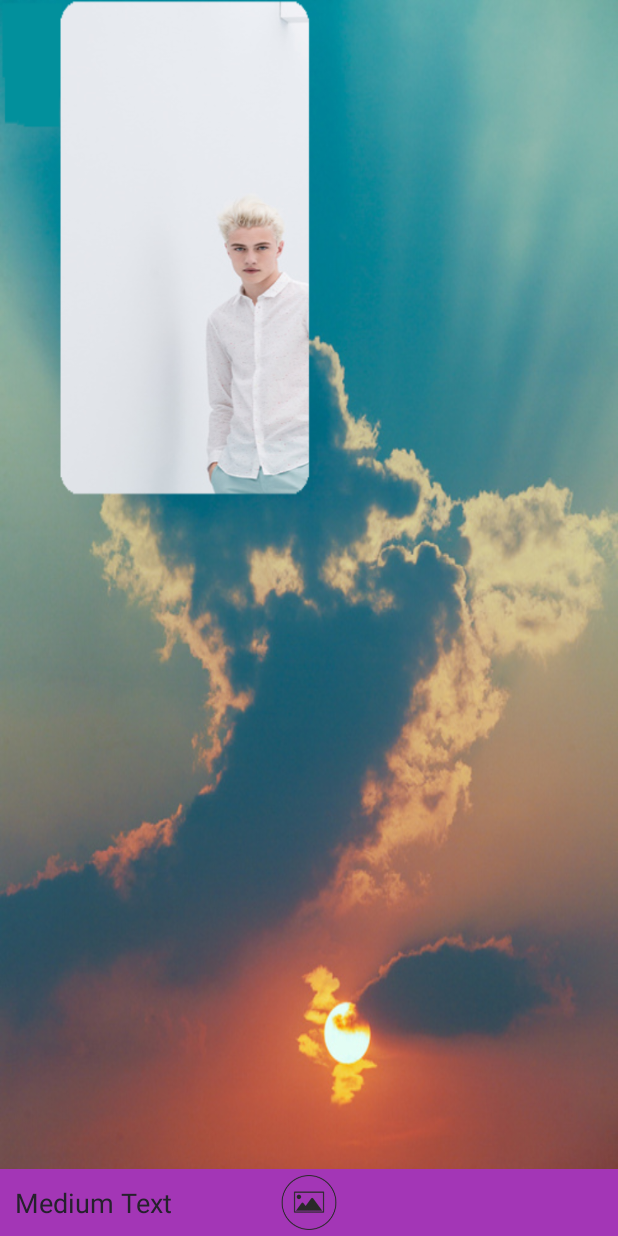
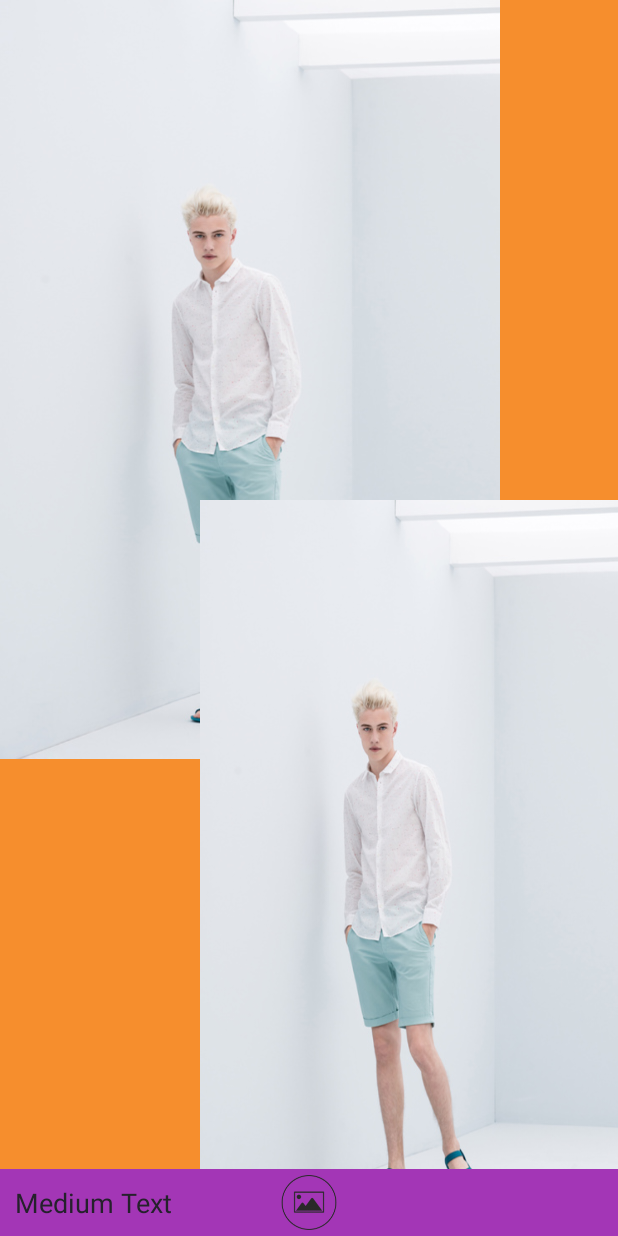
Before and after one commit to JasonBour/scproject, an Android app: the screen it shows after launch (MainActivity), on a phone screen of 412 x 824 dp. Run offline under Robolectric (Android 15) with nearby library versions, the phone set to English and light mode, and no system bars.

Commit message:
确定相关参数关系
总结各个参数关系，添加新的imageview

```diff
--- a/sc/app/src/main/java/com/example/administrator/sc/MainActivity.java
+++ b/sc/app/src/main/java/com/example/administrator/sc/MainActivity.java
@@ -11,6 +11,7 @@ import android.graphics.Matrix;
 import android.graphics.PointF;
 import android.os.Bundle;
 import android.os.Environment;
+import android.util.DisplayMetrics;
 import android.util.FloatMath;
 import android.util.Log;
 import android.view.Menu;
@@ -38,8 +39,15 @@ public class MainActivity extends Activity implements View.OnLongClickListener {
 	protected void onCreate(Bundle savedInstanceState) {
 		super.onCreate(savedInstanceState);
 		setContentView(R.layout.activity_main);
+		DisplayMetrics displayMetrics = new DisplayMetrics();
+		getWindowManager().getDefaultDisplay().getMetrics(displayMetrics);
+		int   width = displayMetrics.widthPixels;
+		int   height = displayMetrics.heightPixels;  //宽和高的单位全都是像素  pixel
+
+
 		context= this.getBaseContext();
-		 wm = this.getWindowManager();
+	//	Toast.makeText(context,"width="+width+"height="+height,Toast.LENGTH_LONG).show();
+		  wm = this.getWindowManager();
 	     initView();
 
 
@@ -49,6 +57,74 @@ public class MainActivity extends Activity implements View.OnLongClickListener {
 		matrix = new Matrix();
 		savedMatrix = new Matrix();
 		final ImageView image = (ImageView) findViewById(R.id.image);
+		final  ImageView image2 = (ImageView)findViewById(R.id.image2);
+		image2.setOnTouchListener(
+				new View.OnTouchListener() {
+
+
+					//图片不能在xml中图签加载
+					private int mx, my;
+
+					@Override
+
+					public boolean onTouch(View v, MotionEvent event) {
+						switch (event.getAction() & MotionEvent.ACTION_MASK) {
+							case MotionEvent.ACTION_MOVE:
+
+
+								Toast.makeText(context,image.getWidth()+"is"+image.getHeight(),Toast.LENGTH_LONG).show();
+								mx = (int) (event.getRawX());   //awX  RawY触点相对于屏幕的坐标  是屏幕的左上角
+								my = (int) (event.getRawY() - 50);  //标题栏和状态栏都是25px
+								int x = mx - image.getWidth() / 2;   //z-x k-y分别代表着你想要显示图片的宽高
+								int y = my - image.getHeight() / 2;
+								int z = mx + image.getWidth() / 2;
+								int k = my + image.getHeight() / 2;
+								//距离左上角xy分别为 1  3  活动范围为 2-1 * 4-3
+								if (x < 200) {   //value1
+									x = 200;
+									z = image.getWidth()+200;
+								} else if (z > 700) {   //valuie2
+									x = 700 - image.getWidth();
+									z = 700;
+								}
+
+								if (y < 500) {           //value3
+									y = 500;
+									k = image.getHeight()+500;
+								} else if (k > 1200) {        //value4
+									k = 1300;
+									y = 1300 - image.getHeight();
+								}
+
+								Log.i("app", x + "=========" + y + "=========" + z + "=============" + k);
+								v.layout(x, y, z, k);
+								break;
+							/**
+							case MotionEvent.ACTION_POINTER_DOWN:
+								float old = spacing(event);
+
+								if (old > 10f) {
+
+									matrix.set(image.getImageMatrix());
+									savedMatrix.set(matrix);
+
+
+								}
+                          **/
+
+						}
+
+						return true;
+					}
+
+
+
+
+
+				}
+		);
+
+
 		final ImageView submit = (ImageView)findViewById(R.id.addMyPhoto);
 		submit.setOnClickListener(new View.OnClickListener() {
 									  @Override
@@ -82,18 +158,35 @@ public class MainActivity extends Activity implements View.OnLongClickListener {
 		 **/
 
 		image.setOnLongClickListener(this);
+
+
+
+		BitmapFactory.Options opts = new BitmapFactory.Options();
+		opts.inJustDecodeBounds = true;
+		BitmapFactory.decodeResource(getResources(), R.drawable.im, opts);
+		opts.inSampleSize = 1;
+		opts.inJustDecodeBounds = false;
+		//Bitmap mBitmap =BitmapFactory.decodeResource(getResources(), R.drawable.im, opts);
+		final int  width=opts.outWidth;
+		final int height=opts.outHeight;
+
+
+		Toast.makeText(context,width+"width"+height+"",Toast.LENGTH_LONG).show();
+		Log.i("app",width+"width"+height+"");
+
 		image.setOnTouchListener(new View.OnTouchListener() {
 			private int mx, my;
-
 			public boolean onTouch(View v, MotionEvent event) {
 				switch (event.getAction() & MotionEvent.ACTION_MASK) {
 					case MotionEvent.ACTION_MOVE:
 						mx = (int) (event.getRawX());
 						my = (int) (event.getRawY() - 50);
-						int x = mx - image.getWidth() / 2;
-						int y = my - image.getHeight() / 2;
-						int z = mx + image.getWidth() / 2;
-						int k = my + image.getHeight() / 2;
+						int x = mx - width / 2;
+						int y = my - height / 2;
+						int z = mx + width / 2;
+						int k = my + height / 2;
+						//这里就是将活动范围限制在左上角700*800的矩形里面
+						//距离左上角xy为0 0
 						if (x < 0) {
 							x = 0;
 							z = image.getWidth();
--- a/sc/app/src/main/res/layout/activity_main.xml
+++ b/sc/app/src/main/res/layout/activity_main.xml
@@ -14,12 +14,19 @@
        android:background="@drawable/im"
        android:id="@+id/image"
 
-        android:layout_width="600px"
-        android:layout_height="800px"
+        android:layout_width="500px"
+        android:layout_height="759px"
        />
+    <ImageView
+        android:layout_marginTop="500px"
+        android:layout_marginLeft="200px"
+        android:background="@drawable/im"
+        android:id="@+id/image2"
+        android:layout_width="500px"
+        android:layout_height="749px"/>
+    <ImageView
+        android:id="@+id/background"
 
-    <ImageView
-        android:background="@drawable/photo2"
         android:layout_width="fill_parent"
         android:layout_height="fill_parent"
         />
@@ -42,6 +49,7 @@
 
 
     <ImageView
+        android:layout_below="@+id/background"
         android:id="@+id/addMyPhoto"
         android:layout_alignTop="@+id/textView"
         android:src="@drawable/btn_album_edit"
--- a/sc/build.gradle
+++ b/sc/build.gradle
@@ -1,8 +1,11 @@
 // Top-level build file where you can add configuration options common to all sub-projects/modules.
 
 buildscript {
+
+
     repositories {
         jcenter()
+        mavenCentral()
     }
     dependencies {
         classpath 'com.android.tools.build:gradle:1.3.0'
```
Also changed, not shown: sc/app/src/main/java/com/example/administrator/sc/MyImageView.java (added, +34 -0 lines), sc/app/build.gradle (line endings or trailing spaces), sc/app/src/main/res/drawable/phot.png (added), sc/app/src/main/res/drawable/photos.png (added), sc/app/src/main/res/drawable/photos1.png (added).
